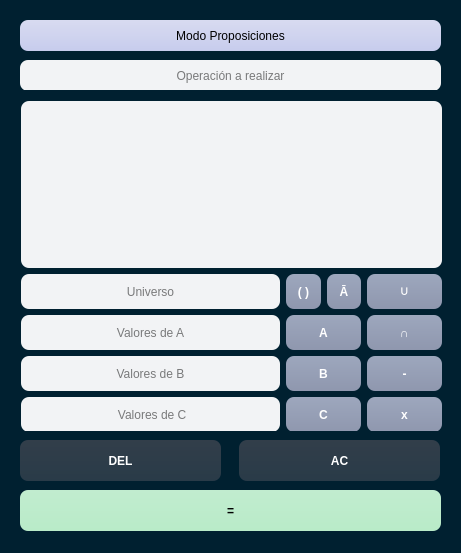
Qt form UI.ui (nanyssalazar/Calculadora-Binaria) before a commit.
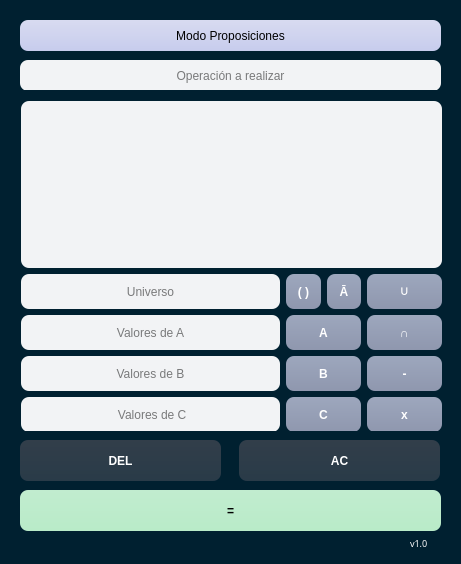
The same form after that commit.

```diff
--- a/UI.ui
+++ b/UI.ui
@@ -10,7 +10,7 @@
     <x>0</x>
     <y>0</y>
     <width>461</width>
-    <height>553</height>
+    <height>564</height>
    </rect>
   </property>
   <property name="maximumSize">
@@ -693,6 +693,32 @@
      </widget>
     </widget>
    </widget>
+   <widget class="QLabel" name="version">
+    <property name="geometry">
+     <rect>
+      <x>410</x>
+      <y>535</y>
+      <width>25</width>
+      <height>17</height>
+     </rect>
+    </property>
+    <property name="font">
+     <font>
+      <family>Century Gothic</family>
+      <pointsize>7</pointsize>
+      <weight>50</weight>
+      <italic>false</italic>
+      <bold>false</bold>
+     </font>
+    </property>
+    <property name="styleSheet">
+     <string notr="true">color: rgb(255, 255, 255);
+font: 7pt &quot;Century Gothic&quot;;</string>
+    </property>
+    <property name="text">
+     <string>v1.0</string>
+    </property>
+   </widget>
   </widget>
  </widget>
  <resources/>
```
Left out of the diff: 1 changed line with no effect on the pictures.
